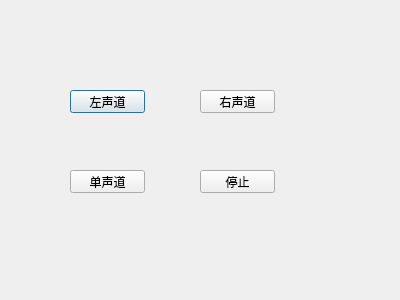
This is Recording.ui in wangchuanchuan/RecordRtAudio as Qt 5 draws it before an edit. The edited form follows.
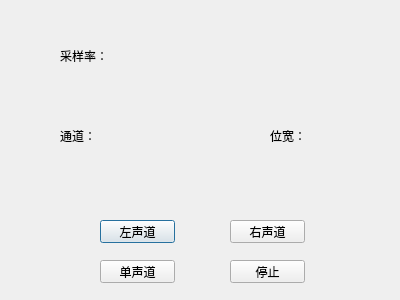
This is the edited form.

What changed in the file:
```diff
--- a/Recording.ui
+++ b/Recording.ui
@@ -16,8 +16,8 @@
   <widget class="QPushButton" name="btnLeftChannel">
    <property name="geometry">
     <rect>
-     <x>70</x>
-     <y>90</y>
+     <x>100</x>
+     <y>220</y>
      <width>75</width>
      <height>23</height>
     </rect>
@@ -29,8 +29,8 @@
   <widget class="QPushButton" name="btnRightChannel">
    <property name="geometry">
     <rect>
-     <x>200</x>
-     <y>90</y>
+     <x>230</x>
+     <y>220</y>
      <width>75</width>
      <height>23</height>
     </rect>
@@ -42,8 +42,8 @@
   <widget class="QPushButton" name="btnSingleChannel">
    <property name="geometry">
     <rect>
-     <x>70</x>
-     <y>170</y>
+     <x>100</x>
+     <y>260</y>
      <width>75</width>
      <height>23</height>
     </rect>
@@ -55,8 +55,8 @@
   <widget class="QPushButton" name="btnStop">
    <property name="geometry">
     <rect>
-     <x>200</x>
-     <y>170</y>
+     <x>230</x>
+     <y>260</y>
      <width>75</width>
      <height>23</height>
     </rect>
@@ -65,6 +65,45 @@
     <string>停止</string>
    </property>
   </widget>
+  <widget class="QLabel" name="label">
+   <property name="geometry">
+    <rect>
+     <x>60</x>
+     <y>50</y>
+     <width>54</width>
+     <height>12</height>
+    </rect>
+   </property>
+   <property name="text">
+    <string>采样率：</string>
+   </property>
+  </widget>
+  <widget class="QLabel" name="label_2">
+   <property name="geometry">
+    <rect>
+     <x>60</x>
+     <y>130</y>
+     <width>54</width>
+     <height>12</height>
+    </rect>
+   </property>
+   <property name="text">
+    <string>通道：</string>
+   </property>
+  </widget>
+  <widget class="QLabel" name="label_3">
+   <property name="geometry">
+    <rect>
+     <x>270</x>
+     <y>130</y>
+     <width>54</width>
+     <height>12</height>
+    </rect>
+   </property>
+   <property name="text">
+    <string>位宽：</string>
+   </property>
+  </widget>
  </widget>
  <resources/>
  <connections/>
```
